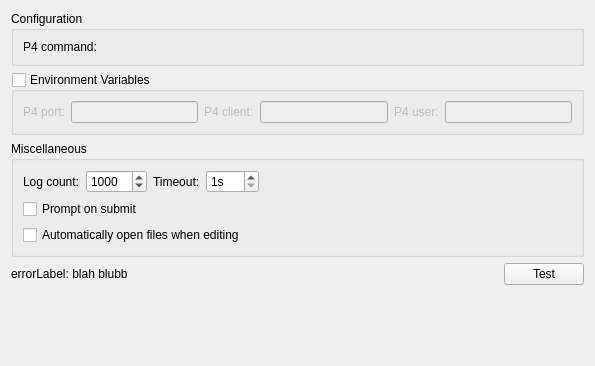
Old version of the form src/plugins/perforce/settingspage.ui in the repository qt-creator/qt-creator.
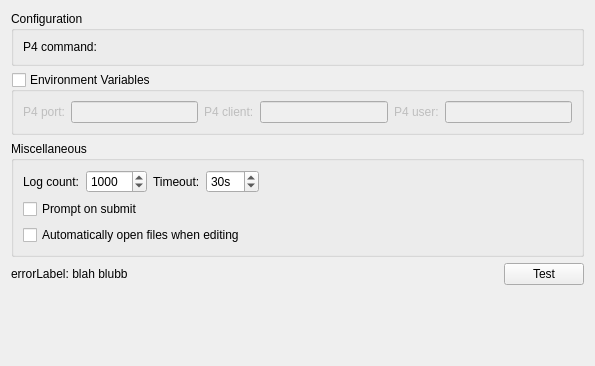
New version of the form. Custom widgets are drawn as their Qt base class.

```diff
--- a/src/plugins/perforce/settingspage.ui
+++ b/src/plugins/perforce/settingspage.ui
@@ -119,6 +119,9 @@
         <property name="maximum">
          <number>360</number>
         </property>
+        <property name="value">
+         <number>30</number>
+        </property>
        </widget>
       </item>
       <item row="0" column="4">
```
